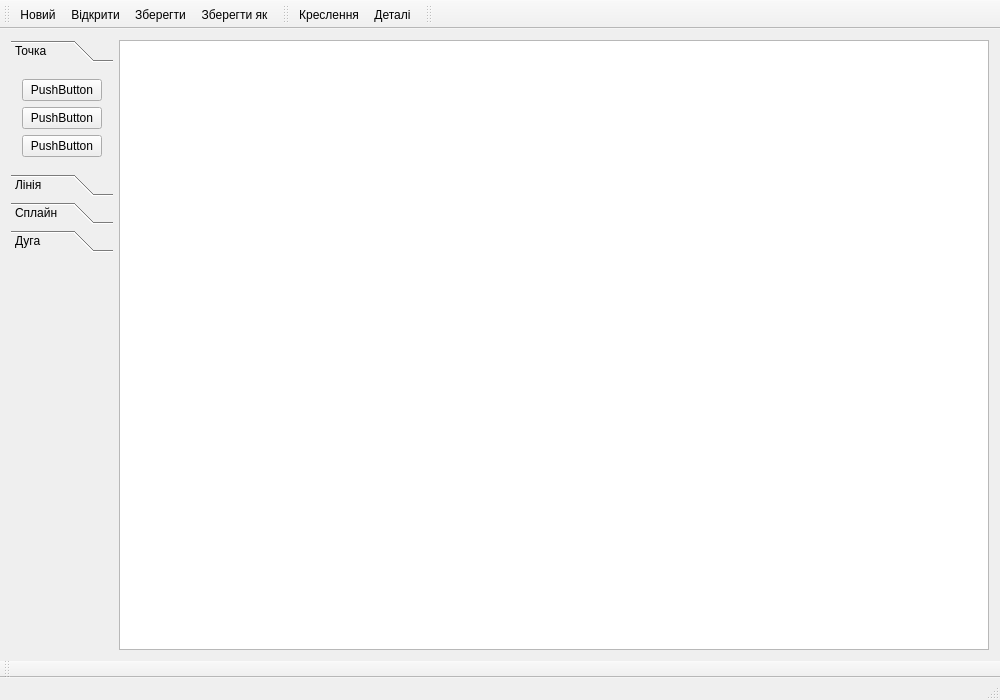
Before: the Qt Designer form mainwindow.ui in OpnTec/fashionmaker, drawn with Qt 5.
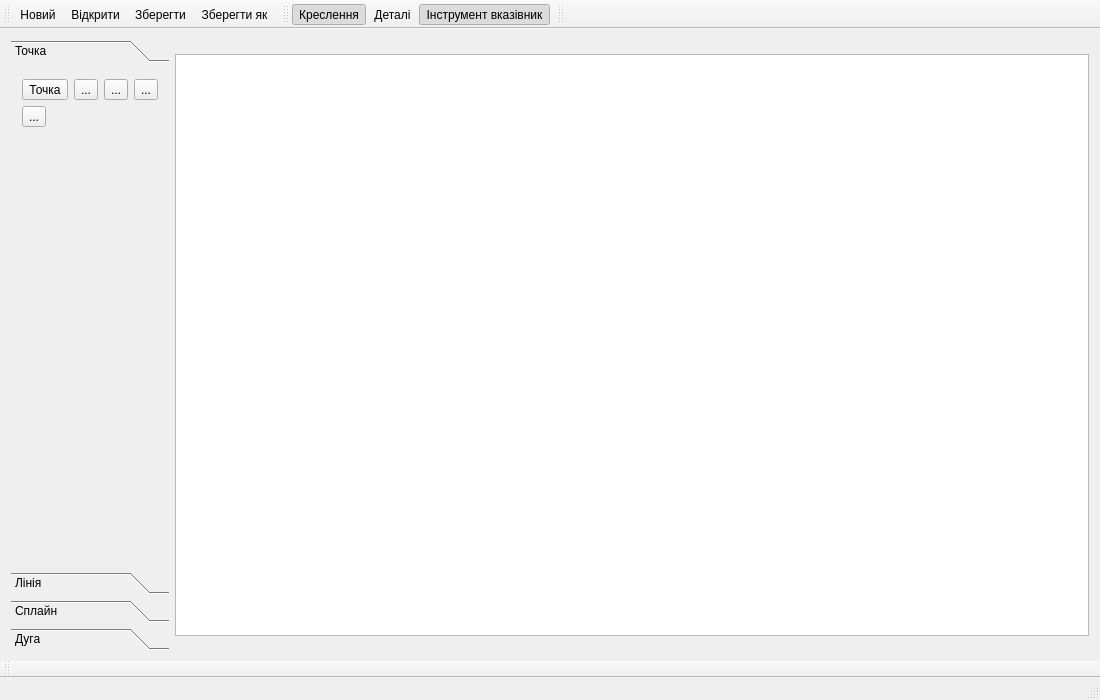
After: the same form once the commit is applied. Icons and pictures are not drawn.

Commit message: First commit for tool simple point

The edit to the form file:
```diff
--- a/mainwindow.ui
+++ b/mainwindow.ui
@@ -6,7 +6,7 @@
    <rect>
     <x>0</x>
     <y>0</y>
-    <width>1000</width>
+    <width>1100</width>
     <height>700</height>
    </rect>
   </property>
@@ -14,9 +14,37 @@
    <string>Valentina</string>
   </property>
   <widget class="QWidget" name="centralWidget">
-   <layout class="QGridLayout" name="gridLayout">
-    <item row="0" column="0" alignment="Qt::AlignTop">
+   <layout class="QGridLayout" name="gridLayout_2">
+    <item row="0" column="2">
+     <widget class="QGraphicsView" name="graphicsView">
+      <property name="sizePolicy">
+       <sizepolicy hsizetype="Expanding" vsizetype="Expanding">
+        <horstretch>6</horstretch>
+        <verstretch>0</verstretch>
+       </sizepolicy>
+      </property>
+      <property name="maximumSize">
+       <size>
+        <width>922</width>
+        <height>582</height>
+       </size>
+      </property>
+      <property name="mouseTracking">
+       <bool>true</bool>
+      </property>
+      <property name="alignment">
+       <set>Qt::AlignBottom|Qt::AlignRight|Qt::AlignTrailing</set>
+      </property>
+     </widget>
+    </item>
+    <item row="0" column="1">
      <widget class="QToolBox" name="toolBox">
+      <property name="sizePolicy">
+       <sizepolicy hsizetype="MinimumExpanding" vsizetype="MinimumExpanding">
+        <horstretch>1</horstretch>
+        <verstretch>0</verstretch>
+       </sizepolicy>
+      </property>
       <property name="currentIndex">
        <number>0</number>
       </property>
@@ -25,42 +53,78 @@
         <rect>
          <x>0</x>
          <y>0</y>
-         <width>117</width>
-         <height>111</height>
+         <width>154</width>
+         <height>81</height>
         </rect>
        </property>
+       <property name="sizePolicy">
+        <sizepolicy hsizetype="MinimumExpanding" vsizetype="Maximum">
+         <horstretch>0</horstretch>
+         <verstretch>0</verstretch>
+        </sizepolicy>
+       </property>
        <attribute name="label">
         <string>Точка</string>
        </attribute>
-       <layout class="QVBoxLayout" name="verticalLayout_4">
-        <item>
-         <widget class="QPushButton" name="pushButton">
+       <layout class="QGridLayout" name="gridLayout">
+        <item row="0" column="3">
+         <widget class="QToolButton" name="toolButton_5">
           <property name="text">
-           <string>PushButton</string>
+           <string>...</string>
           </property>
           <attribute name="buttonGroup">
            <string notr="true">buttonGroup</string>
           </attribute>
          </widget>
         </item>
-        <item>
-         <widget class="QPushButton" name="pushButton_2">
+        <item row="0" column="1">
+         <widget class="QToolButton" name="toolButton_2">
           <property name="text">
-           <string>PushButton</string>
+           <string>...</string>
           </property>
           <attribute name="buttonGroup">
            <string notr="true">buttonGroup</string>
           </attribute>
          </widget>
         </item>
-        <item>
-         <widget class="QPushButton" name="pushButton_3">
+        <item row="0" column="2">
+         <widget class="QToolButton" name="toolButton_3">
           <property name="text">
-           <string>PushButton</string>
+           <string>...</string>
           </property>
-          <attribute name="buttonGroup">
-           <string notr="true">buttonGroup</string>
-          </attribute>
+         </widget>
+        </item>
+        <item row="0" column="0">
+         <widget class="QToolButton" name="toolButtonSinglePoint">
+          <property name="toolTip">
+           <string>Точка</string>
+          </property>
+          <property name="statusTip">
+           <string/>
+          </property>
+          <property name="text">
+           <string>Точка</string>
+          </property>
+          <property name="icon">
+           <iconset resource="icon.qrc">
+            <normaloff>:/icon/32x32/spoint.png</normaloff>:/icon/32x32/spoint.png</iconset>
+          </property>
+          <property name="iconSize">
+           <size>
+            <width>24</width>
+            <height>24</height>
+           </size>
+          </property>
+          <property name="checkable">
+           <bool>true</bool>
+          </property>
+         </widget>
+        </item>
+        <item row="1" column="0">
+         <widget class="QToolButton" name="toolButton_4">
+          <property name="text">
+           <string>...</string>
+          </property>
          </widget>
         </item>
        </layout>
@@ -156,16 +220,6 @@
       </widget>
      </widget>
     </item>
-    <item row="0" column="1">
-     <widget class="QGraphicsView" name="graphicsView">
-      <property name="sizePolicy">
-       <sizepolicy hsizetype="Expanding" vsizetype="Expanding">
-        <horstretch>2</horstretch>
-        <verstretch>0</verstretch>
-       </sizepolicy>
-      </property>
-     </widget>
-    </item>
    </layout>
   </widget>
   <widget class="QMenuBar" name="menuBar">
@@ -203,6 +257,7 @@
    </attribute>
    <addaction name="actionDraw"/>
    <addaction name="actionDetails"/>
+   <addaction name="actionArrowTool"/>
   </widget>
   <widget class="QToolBar" name="toolBarDraws">
    <property name="windowTitle">
@@ -223,7 +278,7 @@
     <enum>BottomToolBarArea</enum>
    </attribute>
    <attribute name="toolBarBreak">
-    <bool>true</bool>
+    <bool>false</bool>
    </attribute>
   </widget>
   <action name="actionNew">
@@ -282,6 +337,16 @@
    <property name="checkable">
     <bool>true</bool>
    </property>
+   <property name="checked">
+    <bool>true</bool>
+   </property>
+   <property name="enabled">
+    <bool>true</bool>
+   </property>
+   <property name="icon">
+    <iconset resource="icon.qrc">
+     <normaloff>:/icon/32x32/draw.png</normaloff>:/icon/32x32/draw.png</iconset>
+   </property>
    <property name="text">
     <string>Креслення</string>
    </property>
@@ -297,6 +362,24 @@
     <string>Режим деталі</string>
    </property>
   </action>
+  <action name="actionArrowTool">
+   <property name="checkable">
+    <bool>true</bool>
+   </property>
+   <property name="checked">
+    <bool>true</bool>
+   </property>
+   <property name="icon">
+    <iconset resource="icon.qrc">
+     <normaloff>:/icon/32x32/arrow_cursor.png</normaloff>:/icon/32x32/arrow_cursor.png</iconset>
+   </property>
+   <property name="text">
+    <string>Інструмент вказівник</string>
+   </property>
+   <property name="toolTip">
+    <string>Інструмент вказівник</string>
+   </property>
+  </action>
  </widget>
  <layoutdefault spacing="6" margin="11"/>
  <resources/>
```
Left out of the diff: 68 changed lines with no effect on the pictures. The commit also changes 19 other files.
